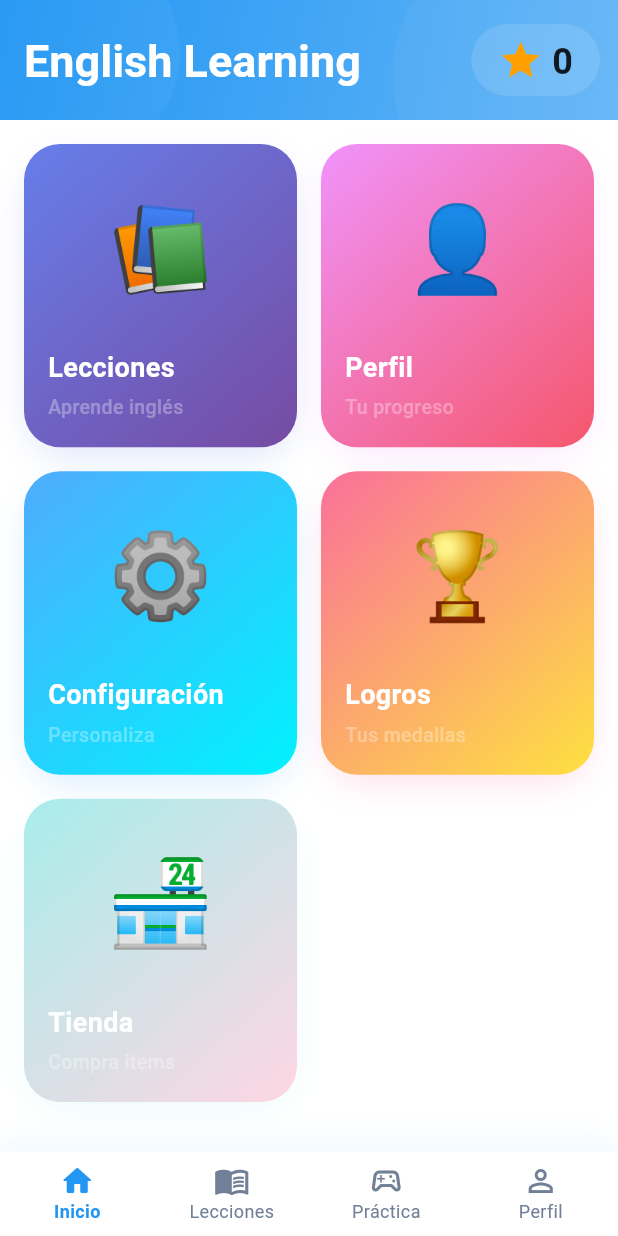
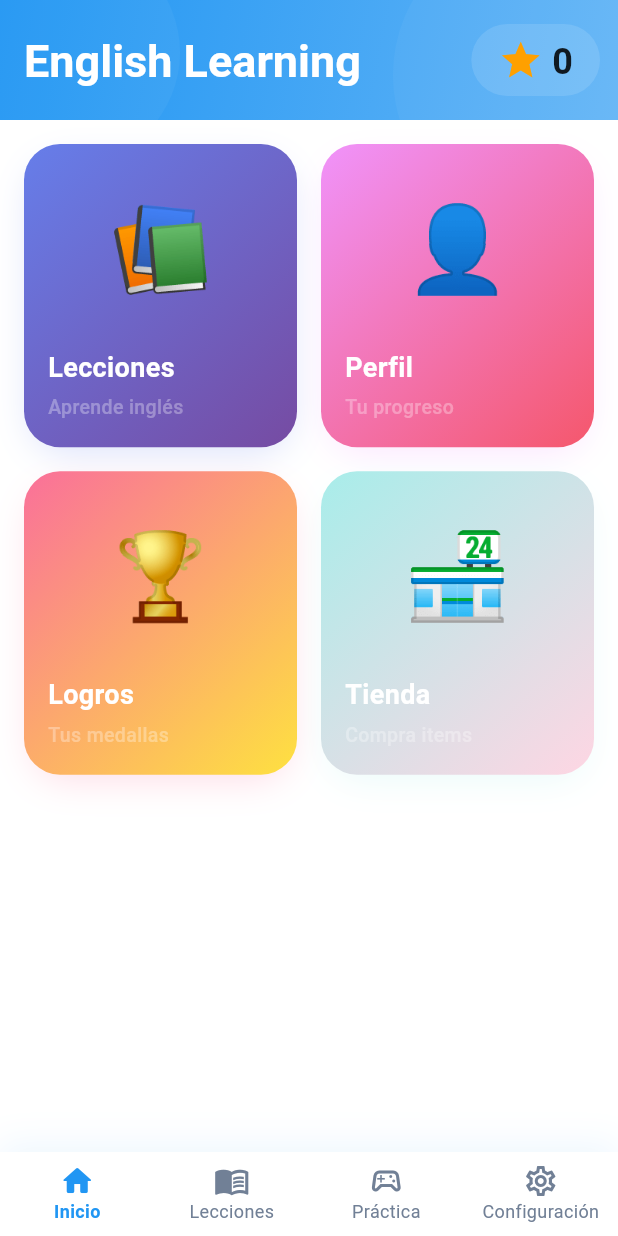
Before and after one commit to anvacode/english-ai-learning-app, a Flutter app: the screen it shows after launch, after a tap on "Saltar", on a phone screen of 412 x 824 dp. Run offline on Flutter 3.47's test engine with Material 3 defaults, Android fonts, the phone set to English and light mode, and no system bars; our stand-ins replace audioplayers, cloud_firestore, connectivity_plus, firebase_auth, firebase_core, flutter_tts and 3 more; accounts and stored records are empty.

Commit message:
Reorganize HomeScreen navigation
- Remove Configuración card from HomeScreen grid
- Keep only 4 cards in grid: Lecciones, Perfil, Logros, Tienda
- Replace Perfil with Configuración in BottomNavigationBar
- Update navigation to open SettingsScreen from bottom bar
- All tests passing (9/9)

```diff
--- a/lib/screens/home_screen.dart
+++ b/lib/screens/home_screen.dart
@@ -31,7 +31,7 @@ class _HomeScreenState extends State<HomeScreen> {
     const _HomeGridView(),
     const LessonsScreen(),
     const PracticeHubScreen(),
-    const ProfileScreen(),
+    const SettingsScreen(),
   ];
 
   @override
@@ -92,9 +92,11 @@ class _HomeScreenState extends State<HomeScreen> {
             ),
             BottomNavigationBarItem(
               icon: Icon(
-                _currentIndex == 3 ? AppIcons.user : Icons.person_outline,
+                _currentIndex == 3
+                    ? AppIcons.settings
+                    : Icons.settings_outlined,
               ),
-              label: 'Perfil',
+              label: 'Configuración',
             ),
           ],
         ),
@@ -253,21 +255,6 @@ class _HomeGridView extends StatelessWidget {
                 ),
                 _buildMenuCard(
                   context,
-                  emoji: '⚙️',
-                  title: 'Configuración',
-                  subtitle: 'Personaliza',
-                  gradient: const LinearGradient(
-                    colors: [Color(0xFF4facfe), Color(0xFF00f2fe)],
-                    begin: Alignment.topLeft,
-                    end: Alignment.bottomRight,
-                  ),
-                  onTap: () => Navigator.push(
-                    context,
-                    MaterialPageRoute(builder: (_) => const SettingsScreen()),
-                  ),
-                ),
-                _buildMenuCard(
-                  context,
                   emoji: '🏆',
                   title: 'Logros',
                   subtitle: 'Tus medallas',
```
